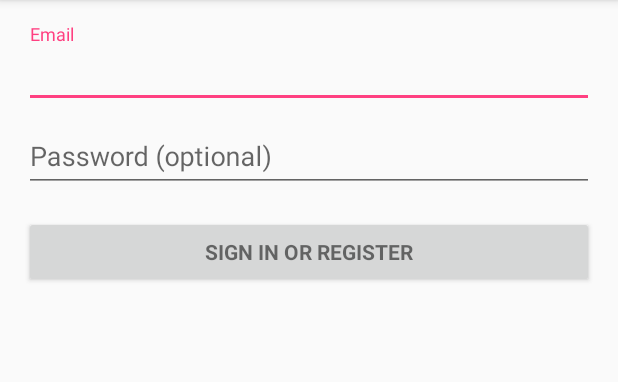
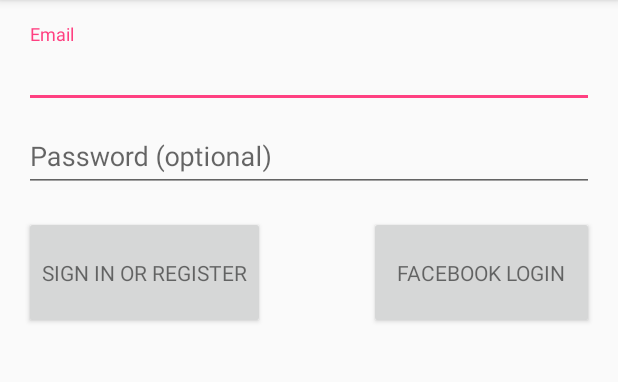
Before and after one commit to aksdad/436, an Android app: the screen it shows after launch (LoginActivity), on a phone screen of 412 x 824 dp, the part 84-466 px from its top. Run offline under Robolectric (Android 15) with nearby library versions, the phone set to English and light mode, and no system bars; 2 statements that could not run were skipped.

Commit message:
Added Facebook Login button.. for now

```diff
--- a/app/src/main/java/com/example/cory/feedthekitty/LoginActivity.java
+++ b/app/src/main/java/com/example/cory/feedthekitty/LoginActivity.java
@@ -5,6 +5,7 @@ import android.animation.AnimatorListenerAdapter;
 import android.annotation.TargetApi;
 import android.content.Intent;
 import android.content.pm.PackageManager;
+import android.graphics.Color;
 import android.support.annotation.NonNull;
 import android.support.design.widget.Snackbar;
 import android.support.v7.app.AppCompatActivity;
@@ -85,10 +86,22 @@ public class LoginActivity extends AppCompatActivity implements LoaderCallbacks<
         });
 
         Button mEmailSignInButton = (Button) findViewById(R.id.email_sign_in_button);
+        //mEmailSignInButton.setBackgroundColor(0xFF1D1A70);
         mEmailSignInButton.setOnClickListener(new OnClickListener() {
             @Override
             public void onClick(View view) {
                 attemptLogin();
+            }
+        });
+
+        //TODO facebook login
+        Button mFacebookSignInButton = (Button) findViewById(R.id.facebook_login);
+        //mFacebookSignInButton.setBackgroundColor(0xFF1D1A70);
+        mFacebookSignInButton.setOnClickListener(new OnClickListener() {
+            @Override
+            public void onClick(View view) {
+                Toast.makeText(getBaseContext(), "FUNCTIONALITY TO BE IMPLEMENTED", Toast.LENGTH_SHORT).show();
+                return;
             }
         });
 
--- a/app/src/main/res/layout/activity_login.xml
+++ b/app/src/main/res/layout/activity_login.xml
@@ -62,15 +62,33 @@
                     android:singleLine="true" />
 
             </android.support.design.widget.TextInputLayout>
+            <RelativeLayout
+                android:layout_width="match_parent"
+                android:layout_height="91dp"
+                android:orientation="horizontal">
 
-            <Button
-                android:id="@+id/email_sign_in_button"
-                style="?android:textAppearanceSmall"
-                android:layout_width="match_parent"
-                android:layout_height="wrap_content"
-                android:layout_marginTop="16dp"
-                android:text="@string/action_sign_in"
-                android:textStyle="bold" />
+                <Button
+                    android:id="@+id/email_sign_in_button"
+                    style="?android:textAppearanceSmall"
+                    android:layout_width="wrap_content"
+                    android:layout_height="match_parent"
+                    android:layout_marginTop="16dp"
+                    android:layout_marginRight="16dp"
+                    android:layout_alignParentLeft="true"
+                    android:text="@string/action_sign_in"/>
+
+                <Button
+                    android:id="@+id/facebook_login"
+                    style="?android:textAppearanceSmall"
+                    android:layout_width="150dp"
+                    android:layout_height="match_parent"
+                    android:layout_alignParentRight="true"
+                    android:layout_marginTop="16dp"
+                    android:layout_marginLeft="16dp"
+                    android:text="@string/action_facebook_sign_in"/>
+
+            </RelativeLayout>
+
 
         </LinearLayout>
     </ScrollView>
--- a/app/src/main/res/values/strings.xml
+++ b/app/src/main/res/values/strings.xml
@@ -5,6 +5,7 @@
     <string name="prompt_email">Email</string>
     <string name="prompt_password">Password (optional)</string>
     <string name="action_sign_in">Sign in or register</string>
+    <string name="action_facebook_sign_in">Facebook Login</string>
     <string name="action_sign_in_short">Sign in</string>
     <string name="error_invalid_email">This email address is invalid</string>
     <string name="error_invalid_password">This password is too short</string>
```
